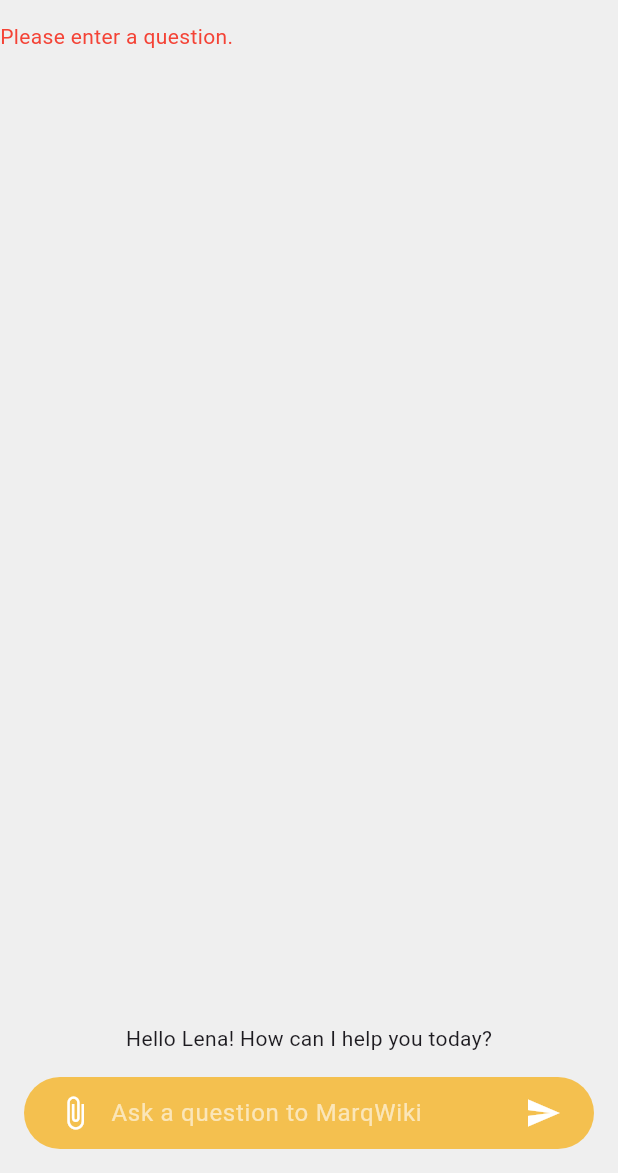
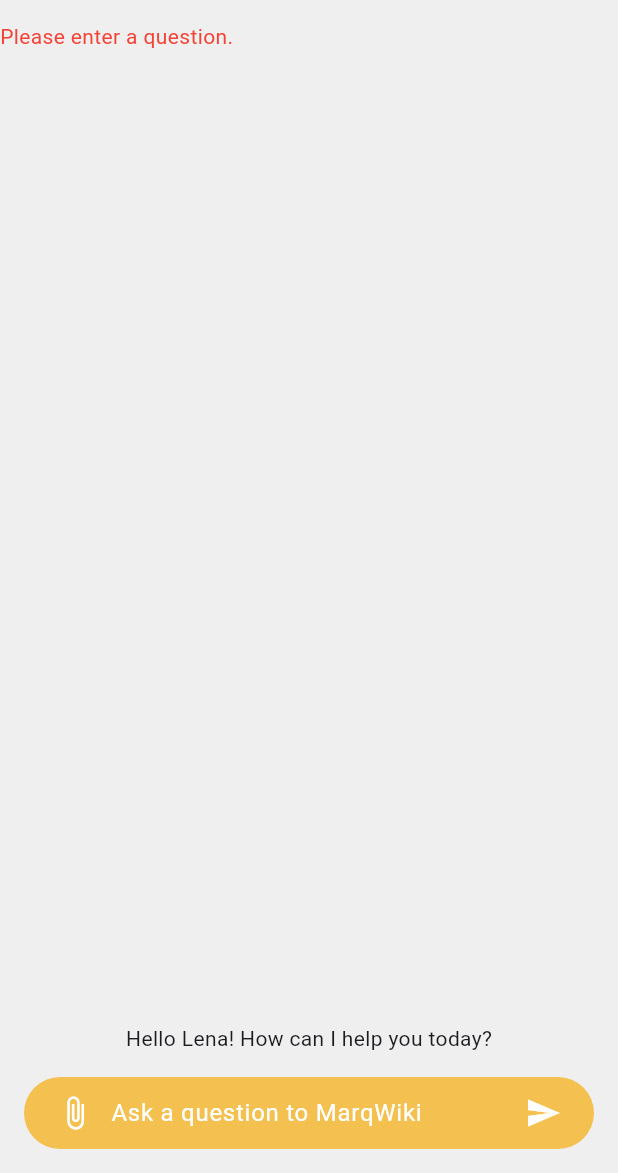
Before and after one commit to Lenzia207/app_marq_wiki, a Flutter app: the screen it shows after launch, after a tap on the "send" icon, on a phone screen of 412 x 824 dp, the part 63-1236 px from its top. Run offline on Flutter 3.47's test engine with Material 3 defaults, Android fonts, the phone set to English and light mode, and no system bars; our stand-ins replace flutter_dotenv, flutter_hooks.

Commit message:
apply the sources of the response text

```diff
--- a/lib/src/features/chat/data/chat_repository.dart
+++ b/lib/src/features/chat/data/chat_repository.dart
@@ -8,6 +8,7 @@ class ChatRepository extends HookWidget {
 
   final TextEditingController controller = useTextEditingController();
   final ValueNotifier<String> answer = useState('');
+  final ValueNotifier<List<String>> sources = useState([]);
   final ValueNotifier<bool> isLoading = useState(false);
   final ValueNotifier<String> errorMessage = useState('');
 
@@ -21,10 +22,9 @@ class ChatRepository extends HookWidget {
     isLoading.value = true;
     errorMessage.value = '';
     answer.value = '';
+    sources.value = [];
 
     final url = Uri.parse('http://localhost:8000/submit_input');
-
-    debugPrint('LEZY URL: $url');
 
     // The data input to send
     Map<String, String> data = {'query_text': controller.text};
@@ -40,15 +40,16 @@ class ChatRepository extends HookWidget {
       );
 
       debugPrint('LEZY Response status code: ${response.statusCode}');
-      debugPrint('LEZY data: $data');
 
       if (response.statusCode == 200) {
         Map<String, dynamic> responseData = json.decode(response.body);
         debugPrint('Decoded response data: $responseData');
 
         if (responseData.containsKey('response_text')) {
-          if (responseData['response_text'] != null) {
+          if (responseData['response_text'] != null &&
+              responseData['sources'] != null) {
             answer.value = responseData['response_text'];
+            sources.value = List<String>.from(responseData['sources'] ?? []);
           } else {
             errorMessage.value = 'Error: response_text is null';
           }
--- a/lib/src/features/chat/screen/chat_screen.dart
+++ b/lib/src/features/chat/screen/chat_screen.dart
@@ -16,8 +16,6 @@ class ChatScreen extends HookWidget {
   @override
   Widget build(BuildContext context) {
     final chat = ChatRepository();
-
-    debugPrint('LEZY: $chat ');
 
     return Scaffold(
       appBar: AppBar(
@@ -55,11 +53,20 @@ class ChatScreen extends HookWidget {
               messages: [
                 // request User
                 if (chat.controller.text.isNotEmpty)
-                  createMessage(chat.controller.text, 'user'),
+                  createMessage(
+                    chat.controller.text,
+                    null,
+                    'user',
+                  ),
 
                 // response from the model
-                if (chat.answer.value.isNotEmpty)
-                  createMessage(chat.answer.value, 'model'),
+                if (chat.answer.value.isNotEmpty &&
+                    chat.sources.value.isNotEmpty)
+                  createMessage(
+                    chat.answer.value,
+                    chat.sources.value,
+                    'model',
+                  ),
               ],
             ),
 
--- a/lib/src/features/chat/widgets/user_input_field.dart
+++ b/lib/src/features/chat/widgets/user_input_field.dart
@@ -42,13 +42,9 @@ class UserInputField extends StatelessWidget {
                 style: const TextStyle(
                   color: AppColor.white,
                 ),
-                decoration: InputDecoration(
+                decoration: const InputDecoration(
                   hintText: AppText.chatInputHint,
-                  hintStyle: TextStyle(
-                    color: AppColor.white.withValues(
-                      alpha: pOpacity,
-                    ),
-                  ),
+                  hintStyle: TextStyle(color: AppColor.white),
                   border: InputBorder.none,
                 ),
               ),
--- a/lib/utils/create_message_helper.dart
+++ b/lib/utils/create_message_helper.dart
@@ -1,5 +1,13 @@
 /// Constructs the message map.
 /// This function can be used to add a message for either the bot or the user.
-Map<String, String> createMessage(String text, String type) {
-  return {'text': text, 'type': type};
+Map<String, String> createMessage(
+  String text,
+  List<String>? sources,
+  String type,
+) {
+  return {
+    'text': text,
+    'sources': sources?.join(', ').toString() ?? '',
+    'type': type,
+  };
 }
```
Also changed, not shown: lib/src/features/chat/utils/output_formatter.dart (added, +15 -0 lines), lib/src/features/chat/widgets/message_field.dart (+17 -3 lines).
